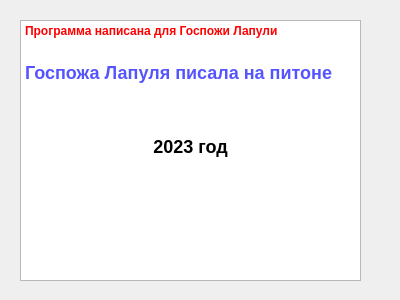
vorobyevaa/Datamining, file about.ui: the form before one commit.
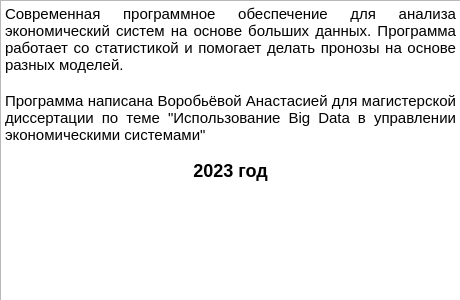
The form after the commit.

The edit to the form file:
```diff
--- a/about.ui
+++ b/about.ui
@@ -6,7 +6,7 @@
    <rect>
     <x>0</x>
     <y>0</y>
-    <width>400</width>
+    <width>460</width>
     <height>300</height>
    </rect>
   </property>
@@ -16,21 +16,21 @@
   <widget class="QTextBrowser" name="textBrowser">
    <property name="geometry">
     <rect>
-     <x>20</x>
-     <y>20</y>
-     <width>341</width>
-     <height>261</height>
+     <x>0</x>
+     <y>0</y>
+     <width>461</width>
+     <height>301</height>
     </rect>
    </property>
    <property name="html">
     <string>&lt;!DOCTYPE HTML PUBLIC &quot;-//W3C//DTD HTML 4.0//EN&quot; &quot;http://www.w3.org/TR/REC-html40/strict.dtd&quot;&gt;
 &lt;html&gt;&lt;head&gt;&lt;meta name=&quot;qrichtext&quot; content=&quot;1&quot; /&gt;&lt;style type=&quot;text/css&quot;&gt;
 p, li { white-space: pre-wrap; }
-&lt;/style&gt;&lt;/head&gt;&lt;body style=&quot; font-family:'Noto Sans'; font-size:10pt; font-weight:400; font-style:normal;&quot;&gt;
-&lt;p style=&quot; margin-top:0px; margin-bottom:0px; margin-left:0px; margin-right:0px; -qt-block-indent:0; text-indent:0px;&quot;&gt;&lt;span style=&quot; font-size:x-large; font-weight:600; color:#ff0000; vertical-align:super;&quot;&gt;Программа написана для Госпожи Лапули&lt;/span&gt;&lt;/p&gt;
-&lt;h2 style=&quot; margin-top:16px; margin-bottom:12px; margin-left:0px; margin-right:0px; -qt-block-indent:0; text-indent:0px;&quot;&gt;&lt;span style=&quot; font-size:x-large; font-weight:600; color:#5555ff;&quot;&gt;Госпожа Лапуля писала на питоне&lt;/span&gt;&lt;/h2&gt;
-&lt;h2 style=&quot;-qt-paragraph-type:empty; margin-top:16px; margin-bottom:12px; margin-left:0px; margin-right:0px; -qt-block-indent:0; text-indent:0px; font-size:x-large; font-weight:600; color:#5555ff;&quot;&gt;&lt;br /&gt;&lt;/h2&gt;
-&lt;h2 align=&quot;center&quot; style=&quot; margin-top:16px; margin-bottom:12px; margin-left:0px; margin-right:0px; -qt-block-indent:0; text-indent:0px;&quot;&gt;&lt;span style=&quot; font-size:x-large; font-weight:600;&quot;&gt;2023 год&lt;/span&gt;&lt;/h2&gt;&lt;/body&gt;&lt;/html&gt;</string>
+&lt;/style&gt;&lt;/head&gt;&lt;body style=&quot; font-family:'Ubuntu'; font-size:11pt; font-weight:400; font-style:normal;&quot;&gt;
+&lt;p align=&quot;justify&quot; style=&quot; margin-top:0px; margin-bottom:0px; margin-left:0px; margin-right:0px; -qt-block-indent:0; text-indent:0px;&quot;&gt;Современная программное обеспечение для анализа экономический систем на основе больших данных. Программа работает со статистикой и помогает делать пронозы на основе разных моделей.&lt;/p&gt;
+&lt;p align=&quot;justify&quot; style=&quot;-qt-paragraph-type:empty; margin-top:0px; margin-bottom:0px; margin-left:0px; margin-right:0px; -qt-block-indent:0; text-indent:0px;&quot;&gt;&lt;br /&gt;&lt;/p&gt;
+&lt;p align=&quot;justify&quot; style=&quot; margin-top:0px; margin-bottom:0px; margin-left:0px; margin-right:0px; -qt-block-indent:0; text-indent:0px;&quot;&gt;Программа написана Воробьёвой Анастасией для магистерской диссертации по теме &amp;quot;Использование Big Data в управлении экономическими системами&amp;quot;&lt;/p&gt;
+&lt;h2 align=&quot;center&quot; style=&quot; margin-top:16px; margin-bottom:12px; margin-left:0px; margin-right:0px; -qt-block-indent:0; text-indent:0px;&quot;&gt;&lt;span style=&quot; font-family:'Noto Sans'; font-size:10pt; font-weight:600;&quot;&gt;2023 год&lt;/span&gt;&lt;/h2&gt;&lt;/body&gt;&lt;/html&gt;</string>
    </property>
   </widget>
  </widget>
```
